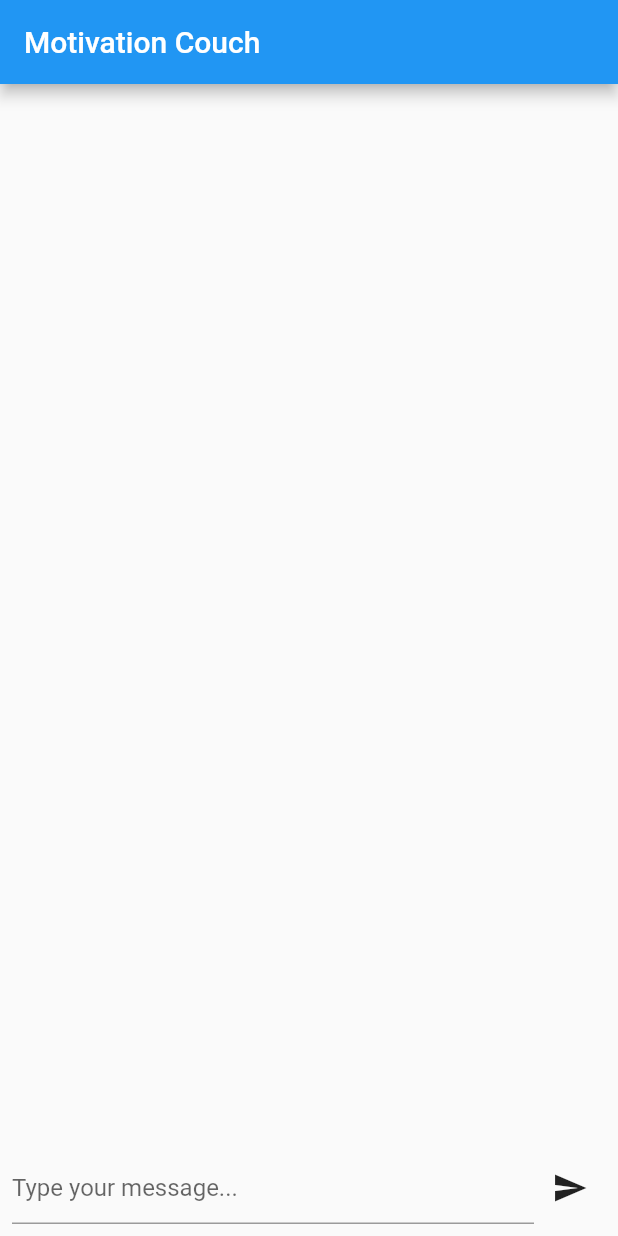
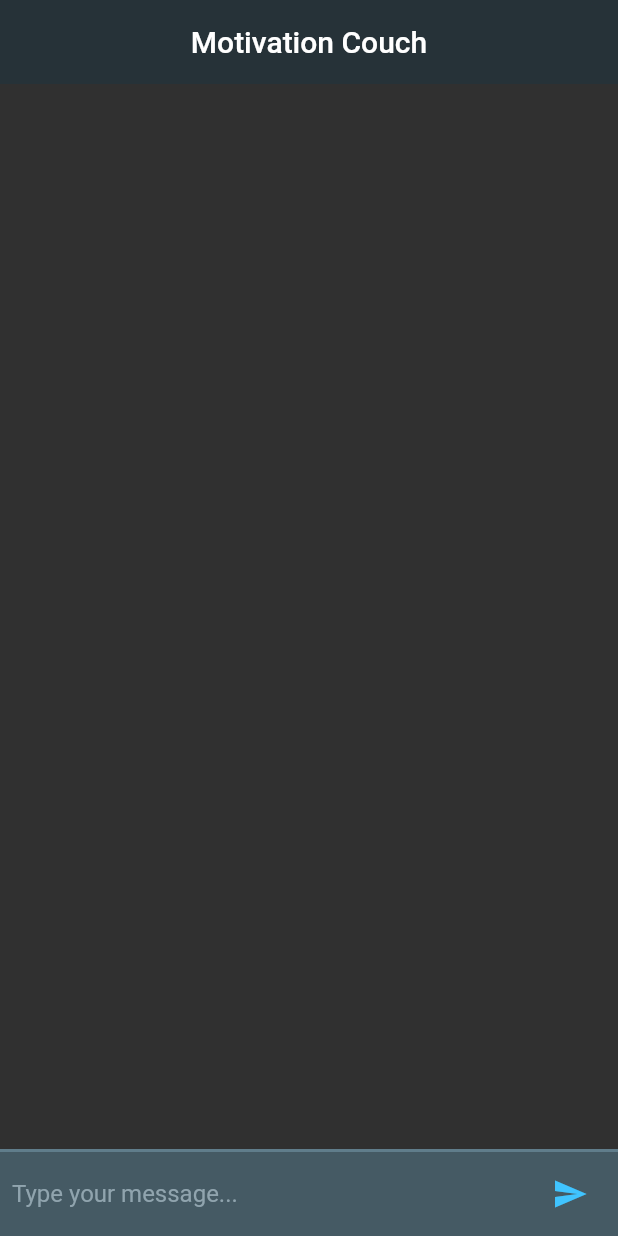
Before and after one commit to AviadKa/motivation_coach, a Flutter app: the screen it shows after launch, on a phone screen of 412 x 824 dp. Run offline on Flutter 3.47's test engine with Material 2 defaults, Android fonts, the light colour scheme and no system bars; our stand-ins replace bubble.

Commit message:
UI Change

```diff
--- a/lib/chat_screen.dart
+++ b/lib/chat_screen.dart
@@ -1,4 +1,5 @@
 import 'package:flutter/material.dart';
+import 'package:motivation_couch/widgets/chat_message.dart';
 
 class ChatScreen extends StatefulWidget {
   const ChatScreen({super.key});
@@ -14,7 +15,12 @@ class _ChatScreenState extends State<ChatScreen> {
   @override
   Widget build(BuildContext context) {
     return Scaffold(
-      appBar: AppBar(title: const Text('Motivation Couch')),
+      appBar: AppBar(
+        title: const Text('Motivation Couch'),
+        centerTitle: true,
+        elevation: 0,
+        backgroundColor: Colors.blueGrey.shade900,
+      ),
       body: Column(
         children: [
           Expanded(child: _buildMessageList()),
@@ -28,26 +34,36 @@ class _ChatScreenState extends State<ChatScreen> {
     return ListView.builder(
       itemCount: messages.length,
       itemBuilder: (context, index) {
-        return ListTile(title: Text(messages[index]));
+        return ChatMessage(text: messages[index], isUser: true);
       },
     );
   }
 
   Widget _buildInputField() {
-    return Padding(
-      padding: const EdgeInsets.all(8.0),
+    return Container(
+      padding: const EdgeInsets.symmetric(horizontal: 8.0, vertical: 4.0),
+      decoration: BoxDecoration(
+        color: Colors.blueGrey.shade700,
+        border: Border(
+          top: BorderSide(color: Colors.blueGrey.shade500, width: 2.0),
+        ),
+      ),
       child: Row(
         children: [
           Expanded(
             child: TextField(
               controller: _textController,
-              decoration: const InputDecoration(hintText: "Type your message..."),
+              decoration: InputDecoration(
+                hintText: "Type your message...",
+                hintStyle: TextStyle(color: Colors.blueGrey.shade300),
+                border: InputBorder.none,
+              ),
+              style: const TextStyle(color: Colors.white),
             ),
           ),
           IconButton(
-            icon: const Icon(Icons.send),
+            icon: const Icon(Icons.send, color: Colors.lightBlueAccent),
             onPressed: () {
-              // TODO: Handle send message
               if (_textController.text.isNotEmpty) {
                 setState(() {
                   messages.add(_textController.text);
--- a/lib/main.dart
+++ b/lib/main.dart
@@ -1,15 +1,19 @@
 import 'package:flutter/material.dart';
 import 'package:motivation_couch/chat_screen.dart';
 
-void main() => runApp(MotivationCouchApp());
+void main() => runApp(const MotivationCouchApp());
 
 class MotivationCouchApp extends StatelessWidget {
+  const MotivationCouchApp({super.key});
+
   @override
   Widget build(BuildContext context) {
     return MaterialApp(
       title: 'Motivation Couch',
       theme: ThemeData(
-        primarySwatch: Colors.blue,
+        brightness: Brightness.dark,
+        primarySwatch: Colors.blueGrey,
+        accentColor: Colors.lightBlueAccent,
       ),
       home: const ChatScreen(),
     );
--- a/pubspec.yaml
+++ b/pubspec.yaml
@@ -35,6 +35,7 @@ dependencies:
   # The following adds the Cupertino Icons font to your application.
   # Use with the CupertinoIcons class for iOS style icons.
   cupertino_icons: ^1.0.2
+  bubble: ^1.1.9+1
 
 dev_dependencies:
   flutter_test:
```
Also changed, not shown: lib/widgets/chat_message.dart (added, +49 -0 lines), pubspec.lock.
